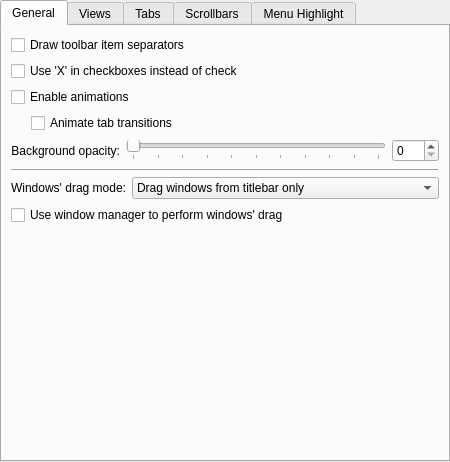
Old version of the form oxygen-transparent/style/config/ui/oxygenstyleconfig.ui in the repository mathieujobin/kde-playground-artwork.
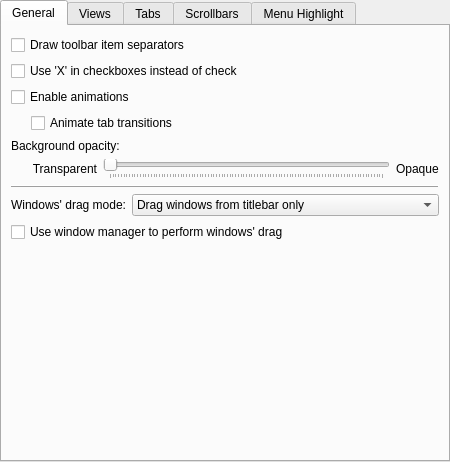
New version of the form. Custom widgets are drawn as their Qt base class.

Commit message: Fixed background opacity layout.

Diff of the .ui file:
```diff
--- a/oxygen-transparent/style/config/ui/oxygenstyleconfig.ui
+++ b/oxygen-transparent/style/config/ui/oxygenstyleconfig.ui
@@ -105,11 +105,43 @@
         </widget>
        </item>
        <item>
-        <layout class="QHBoxLayout" name="horizontalLayout_3">
+        <widget class="QLabel" name="label_5">
+         <property name="sizePolicy">
+          <sizepolicy hsizetype="Minimum" vsizetype="Preferred">
+           <horstretch>0</horstretch>
+           <verstretch>0</verstretch>
+          </sizepolicy>
+         </property>
+         <property name="text">
+          <string>Background opacity:</string>
+         </property>
+         <property name="alignment">
+          <set>Qt::AlignLeading|Qt::AlignLeft|Qt::AlignVCenter</set>
+         </property>
+        </widget>
+       </item>
+       <item>
+        <layout class="QHBoxLayout" name="horizontalLayout_3" stretch="0,0,1,0">
          <item>
-          <widget class="QLabel" name="label_5">
+          <spacer name="horizontalSpacer_6">
+           <property name="orientation">
+            <enum>Qt::Horizontal</enum>
+           </property>
+           <property name="sizeType">
+            <enum>QSizePolicy::Fixed</enum>
+           </property>
+           <property name="sizeHint" stdset="0">
+            <size>
+             <width>20</width>
+             <height>20</height>
+            </size>
+           </property>
+          </spacer>
+         </item>
+         <item>
+          <widget class="QLabel" name="label_6">
            <property name="text">
-            <string>Background opacity:</string>
+            <string>Transparent</string>
            </property>
            <property name="alignment">
             <set>Qt::AlignRight|Qt::AlignTrailing|Qt::AlignVCenter</set>
@@ -130,9 +162,12 @@
           </widget>
          </item>
          <item>
-          <widget class="QSpinBox" name="_backgroundOpacitySpinBox">
-           <property name="maximum">
-            <number>100</number>
+          <widget class="QLabel" name="label_7">
+           <property name="text">
+            <string>Opaque</string>
+           </property>
+           <property name="alignment">
+            <set>Qt::AlignLeading|Qt::AlignLeft|Qt::AlignVCenter</set>
            </property>
           </widget>
          </item>
@@ -154,6 +189,32 @@
             </property>
            </widget>
           </item>
+          <item row="1" column="1" colspan="2">
+           <widget class="KComboBox" name="_windowDragMode">
+            <item>
+             <property name="text">
+              <string>Drag windows from titlebar only</string>
+             </property>
+            </item>
+            <item>
+             <property name="text">
+              <string>Drag windows from titlebar, menubar and toolbars</string>
+             </property>
+            </item>
+            <item>
+             <property name="text">
+              <string>Drag windows from all empty areas</string>
+             </property>
+            </item>
+           </widget>
+          </item>
+          <item row="2" column="0" colspan="3">
+           <widget class="QCheckBox" name="_useWMMoveResize">
+            <property name="text">
+             <string>Use window manager to perform windows' drag</string>
+            </property>
+           </widget>
+          </item>
           <item row="1" column="0">
            <widget class="QLabel" name="label_3">
             <property name="sizePolicy">
@@ -173,32 +234,6 @@
             </property>
            </widget>
           </item>
-          <item row="1" column="1" colspan="2">
-           <widget class="KComboBox" name="_windowDragMode">
-            <item>
-             <property name="text">
-              <string>Drag windows from titlebar only</string>
-             </property>
-            </item>
-            <item>
-             <property name="text">
-              <string>Drag windows from titlebar, menubar and toolbars</string>
-             </property>
-            </item>
-            <item>
-             <property name="text">
-              <string>Drag windows from all empty areas</string>
-             </property>
-            </item>
-           </widget>
-          </item>
-          <item row="2" column="0" colspan="3">
-           <widget class="QCheckBox" name="_useWMMoveResize">
-            <property name="text">
-             <string>Use window manager to perform windows' drag</string>
-            </property>
-           </widget>
-          </item>
          </layout>
         </widget>
        </item>
```
The commit also changes 1 other file.
